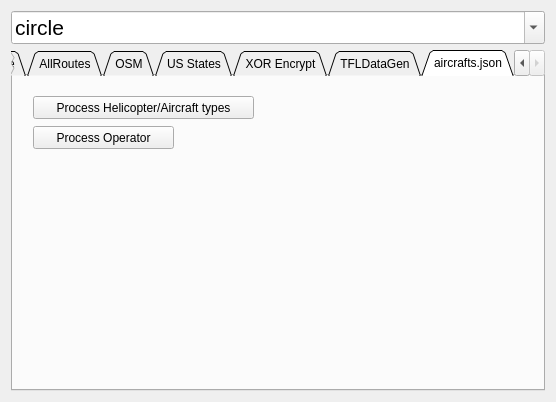
This is Widget.ui in Enthusiastic-Coder/tflTest as Qt 5 draws it before an edit. The edited form follows.
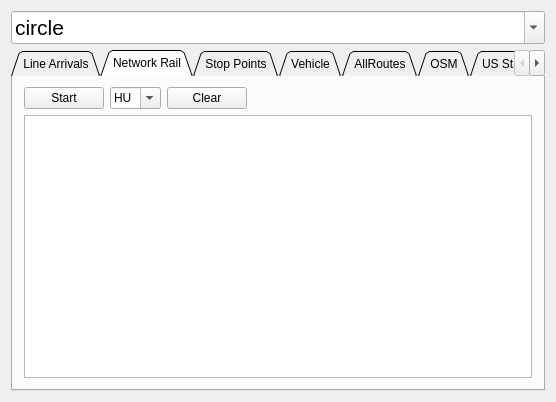
This is the edited form.

Commit message: network rail wip

Patch:
```diff
--- a/Widget.ui
+++ b/Widget.ui
@@ -113,7 +113,7 @@
       <enum>QTabWidget::Triangular</enum>
      </property>
      <property name="currentIndex">
-      <number>8</number>
+      <number>1</number>
      </property>
      <property name="tabBarAutoHide">
       <bool>false</bool>
@@ -149,6 +149,68 @@
        </item>
       </layout>
      </widget>
+     <widget class="QWidget" name="tab_10">
+      <attribute name="title">
+       <string>Network Rail</string>
+      </attribute>
+      <layout class="QGridLayout" name="gridLayout_9">
+       <item row="0" column="0">
+        <widget class="QPushButton" name="pushButton_NetworkRail">
+         <property name="text">
+          <string>Start</string>
+         </property>
+         <property name="checkable">
+          <bool>true</bool>
+         </property>
+        </widget>
+       </item>
+       <item row="1" column="0" colspan="4">
+        <widget class="QTextBrowser" name="textBrowser_NetworkRail"/>
+       </item>
+       <item row="0" column="1">
+        <widget class="QComboBox" name="comboBox_NetworkRail">
+         <property name="editable">
+          <bool>true</bool>
+         </property>
+         <item>
+          <property name="text">
+           <string>HU</string>
+          </property>
+         </item>
+         <item>
+          <property name="text">
+           <string>HW</string>
+          </property>
+         </item>
+         <item>
+          <property name="text">
+           <string>HT</string>
+          </property>
+         </item>
+        </widget>
+       </item>
+       <item row="0" column="3">
+        <spacer name="horizontalSpacer_7">
+         <property name="orientation">
+          <enum>Qt::Horizontal</enum>
+         </property>
+         <property name="sizeHint" stdset="0">
+          <size>
+           <width>40</width>
+           <height>20</height>
+          </size>
+         </property>
+        </spacer>
+       </item>
+       <item row="0" column="2">
+        <widget class="QPushButton" name="pushButton_Clear_NR">
+         <property name="text">
+          <string>Clear</string>
+         </property>
+        </widget>
+       </item>
+      </layout>
+     </widget>
      <widget class="QWidget" name="tab_2">
       <attribute name="title">
        <string>Stop Points</string>
```
Left out of the diff: 180 changed lines with no effect on the pictures. The commit also changes 3 other files.
